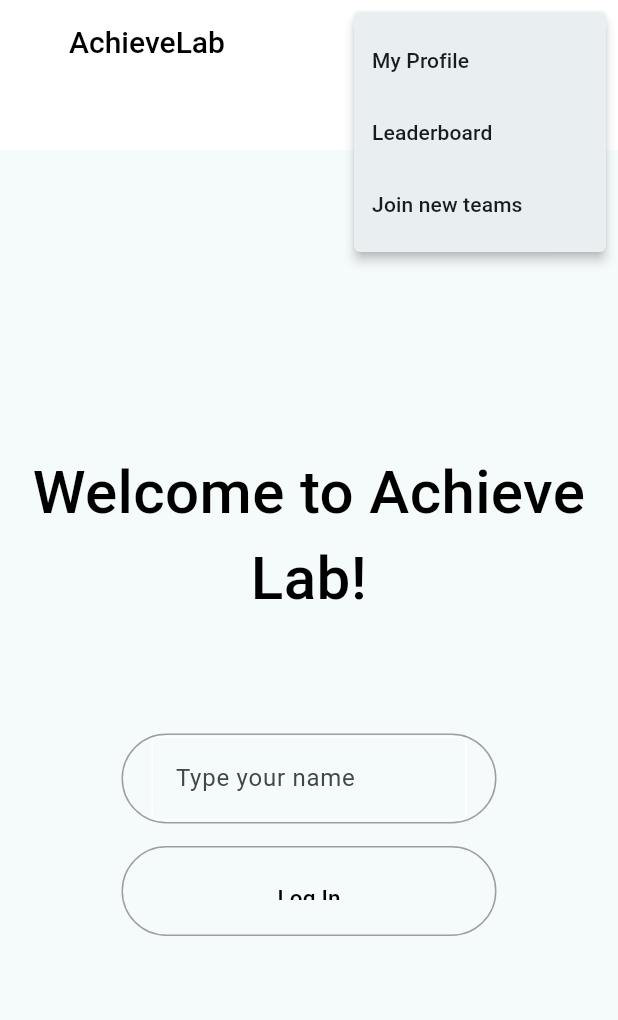
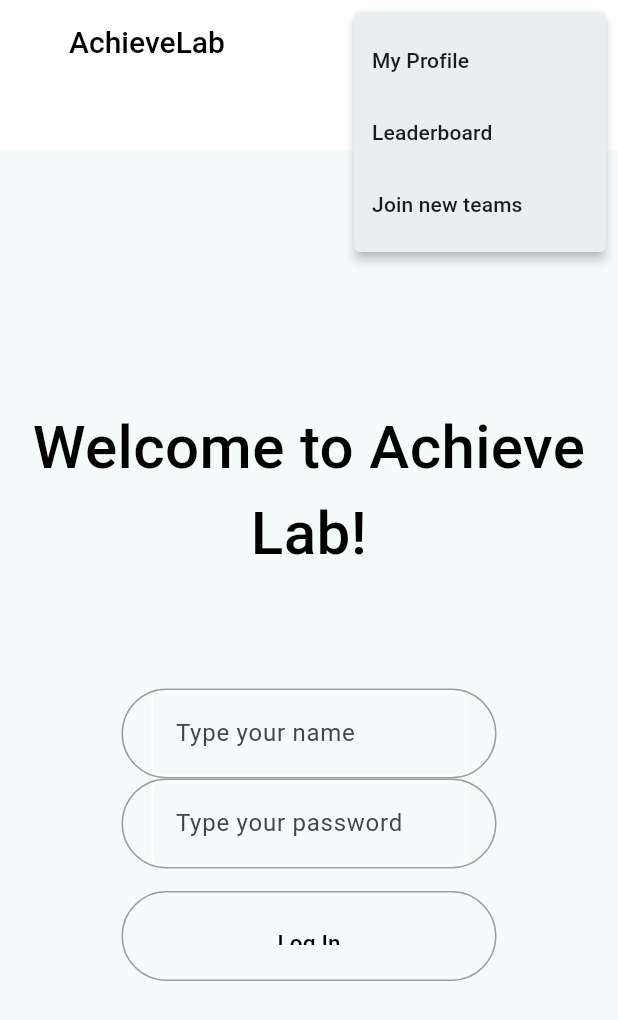
Before and after one commit to otdababy/achievelab, a Flutter app: the screen it shows after launch, after a tap on the "more vert" icon, on a phone screen of 412 x 824 dp. Shown: the top 1020 px of the screen. Run offline on Flutter 3.47's test engine with Material 2 defaults, Android fonts, the phone set to English and light mode, and no system bars; our stand-ins replace cloud_firestore, firebase_auth, firebase_core; accounts and stored records are empty; network calls fail; statements that could not run were skipped.

Commit message:
feat) Added login featuregit branch

```diff
--- a/lib/main.dart
+++ b/lib/main.dart
@@ -5,9 +5,14 @@ import 'package:achievelab/widget/appbar.dart';
 import 'package:achievelab/widget/styledbutton.dart';
 import 'package:achievelab/widget/styledtext.dart';
 import 'package:flutter/material.dart';
+import 'package:firebase_core/firebase_core.dart';
+import 'firebase_options.dart';
+import 'package:firebase_auth/firebase_auth.dart';
+import 'package:cloud_firestore/cloud_firestore.dart';
 
 void main() {
-  runApp(const MyApp());
+  Firebase.initializeApp(options: DefaultFirebaseOptions.currentPlatform)
+      .then((value) => runApp(const MyApp()));
 }
 
 class MyApp extends StatelessWidget {
@@ -47,26 +52,32 @@ class MyApp extends StatelessWidget {
 }
 
 class LoginPage extends StatefulWidget {
-
   @override
   _LoginPageState createState() => _LoginPageState();
 }
 
 class _LoginPageState extends State<LoginPage> {
   final _nameController = TextEditingController();
+  final _pwController = TextEditingController();
 
-  void login(String name){
-    //send name and then push to main page
-    Navigator.push(context, MaterialPageRoute(
-        builder: (_) => SelectPage(name)));
+  void login(String email, String password) {
+    // Handle Authorization
+
+    FirebaseAuth.instance
+        .signInWithEmailAndPassword(email: email, password: password)
+        .then((value) => {
+              Navigator.push(
+                  context,
+                  MaterialPageRoute(
+                      builder: (_) => SelectPage(value.user!.displayName!)))
+            })
+        .catchError((error) => print(error));
   }
-
 
   @override
   Widget build(BuildContext context) {
     //name field
-    var _nameField =
-    Container(
+    var _nameField = Container(
       width: 250,
       height: 60,
       decoration: BoxDecoration(
@@ -78,9 +89,8 @@ class _LoginPageState extends State<LoginPage> {
           child: Container(
             width: 210,
             child: TextField(
-              onChanged: (text){
-                setState(() {
-                });
+              onChanged: (text) {
+                setState(() {});
               },
               controller: _nameController,
               decoration: new InputDecoration(
@@ -99,25 +109,61 @@ class _LoginPageState extends State<LoginPage> {
         ),
       ),
     );
-
+    var _pwField = Container(
+      width: 250,
+      height: 60,
+      decoration: BoxDecoration(
+        borderRadius: BorderRadius.circular(40),
+        border: Border.all(color: Colors.grey, width: 1),
+      ),
+      child: Center(
+        child: Center(
+          child: Container(
+            width: 210,
+            child: TextField(
+              onChanged: (text) {
+                setState(() {});
+              },
+              controller: _pwController,
+              decoration: new InputDecoration(
+                focusedBorder: OutlineInputBorder(
+                  borderSide: BorderSide(color: Colors.white),
+                ),
+                enabledBorder: OutlineInputBorder(
+                  borderSide: BorderSide(color: Colors.white),
+                ),
+                hintText: 'Type your password',
+              ),
+              keyboardType: TextInputType.multiline,
+              maxLines: null,
+            ),
+          ),
+        ),
+      ),
+    );
 
     return Scaffold(
         appBar: PreferredSize(
-            preferredSize: const Size.fromHeight(100),
-            child: StyledAppBar()),
+            preferredSize: const Size.fromHeight(100), child: StyledAppBar()),
         body: Center(
           child: Column(
             mainAxisAlignment: MainAxisAlignment.center,
             children: [
               StyledText(text: "Welcome to Achieve Lab!", size: 40),
-              Container(height: 60,),
+              Container(
+                height: 60,
+              ),
               _nameField,
-              StyledButton(text: "Log In", width: 250, height: 60, press: (){
-                login(_nameController.text);})
+              _pwField,
+              StyledButton(
+                  text: "Log In",
+                  width: 250,
+                  height: 60,
+                  press: () {
+                    login(_nameController.text, _pwController.text);
+                  })
             ],
           ),
-        )
-    );
-
+        ));
   }
 }
--- a/lib/widget/appbar.dart
+++ b/lib/widget/appbar.dart
@@ -4,6 +4,7 @@ import 'package:flutter/material.dart';
 import 'package:achievelab/widget/styledtext.dart';
 import '../select_page.dart';
 import '../profile/profile_page.dart';
+import 'package:firebase_auth/firebase_auth.dart';
 
 
 class StyledAppBar extends StatelessWidget {
@@ -50,8 +51,11 @@ class StyledAppBar extends StatelessWidget {
             onSelected:(value){
               if(value == 0){
                 //move to my profile page, call API and get info
+                // Get username from auth
+                final user = FirebaseAuth.instance.currentUser;
+                final name = user!.displayName!;
                 Navigator.push(context, MaterialPageRoute(
-                    builder: (_) => ProfilePage("Chaemin")));
+                    builder: (_) => ProfilePage(name)));
               }else if(value == 1){
                 //move to leaderboard page, with my team, save which team he or she is on
                 Navigator.push(context, MaterialPageRoute(
--- a/pubspec.yaml
+++ b/pubspec.yaml
@@ -35,6 +35,9 @@ dependencies:
   # The following adds the Cupertino Icons font to your application.
   # Use with the CupertinoIcons class for iOS style icons.
   cupertino_icons: ^1.0.2
+  firebase_auth: ^4.13.0
+  firebase_core: ^2.22.0
+  cloud_firestore: ^4.13.0
 
 dev_dependencies:
   flutter_test:
```
Also changed, not shown: lib/firebase_options.dart (added), pubspec.lock.
